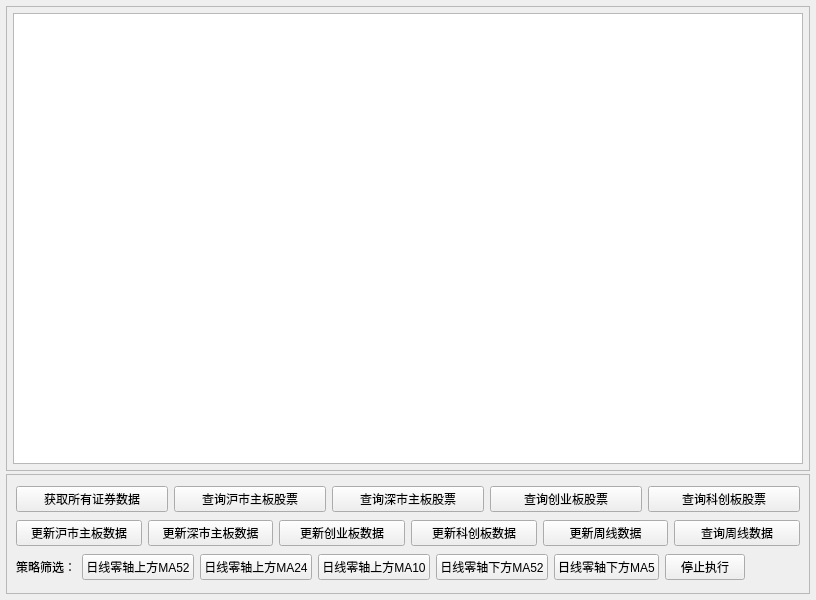
Qt form gui/qt_widgets/main/MainWidget.ui (Daydreamer-AI/MPolicy) before a commit.
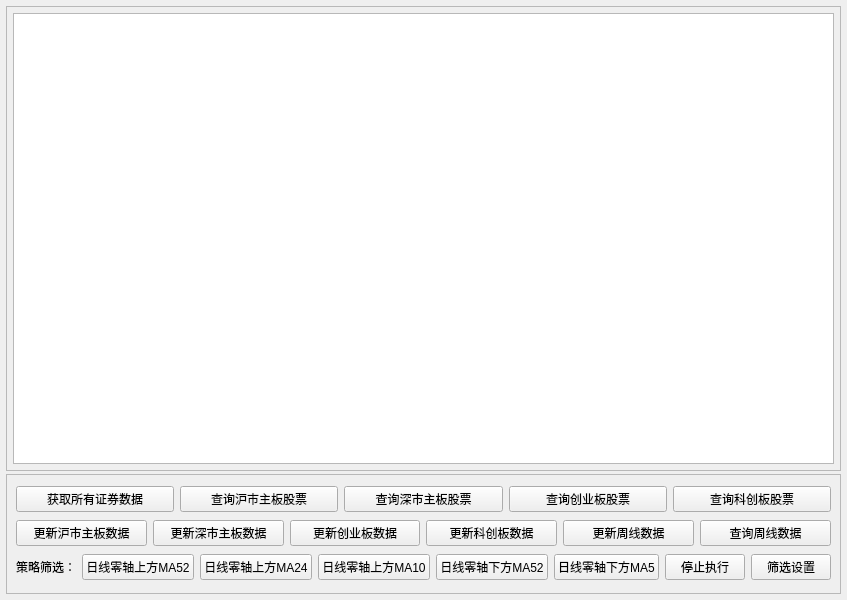
The same form after that commit.

Commit message: 添加策略筛选设置弹窗交互；0915股票数据更新

Patch:
```diff
--- a/gui/qt_widgets/main/MainWidget.ui
+++ b/gui/qt_widgets/main/MainWidget.ui
@@ -220,6 +220,13 @@
           </property>
          </widget>
         </item>
+        <item>
+         <widget class="QPushButton" name="btn_policy_filter_setting">
+          <property name="text">
+           <string>筛选设置</string>
+          </property>
+         </widget>
+        </item>
         <item>
          <spacer name="horizontalSpacer">
           <property name="orientation">
```
The commit also changes 3193 other files.
